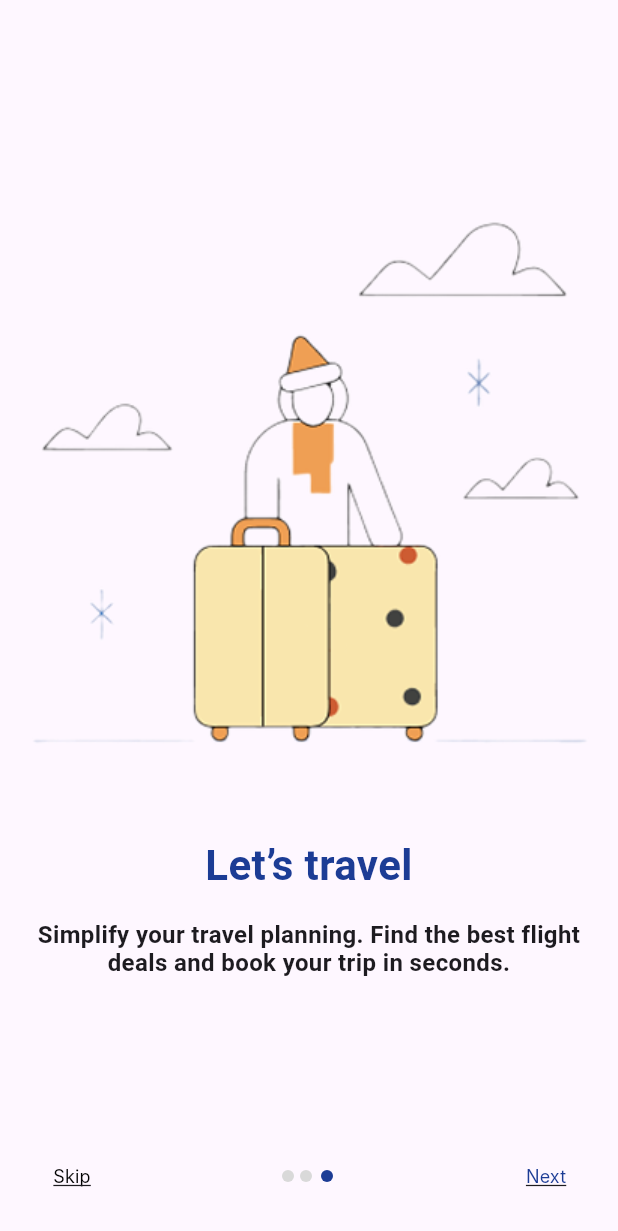
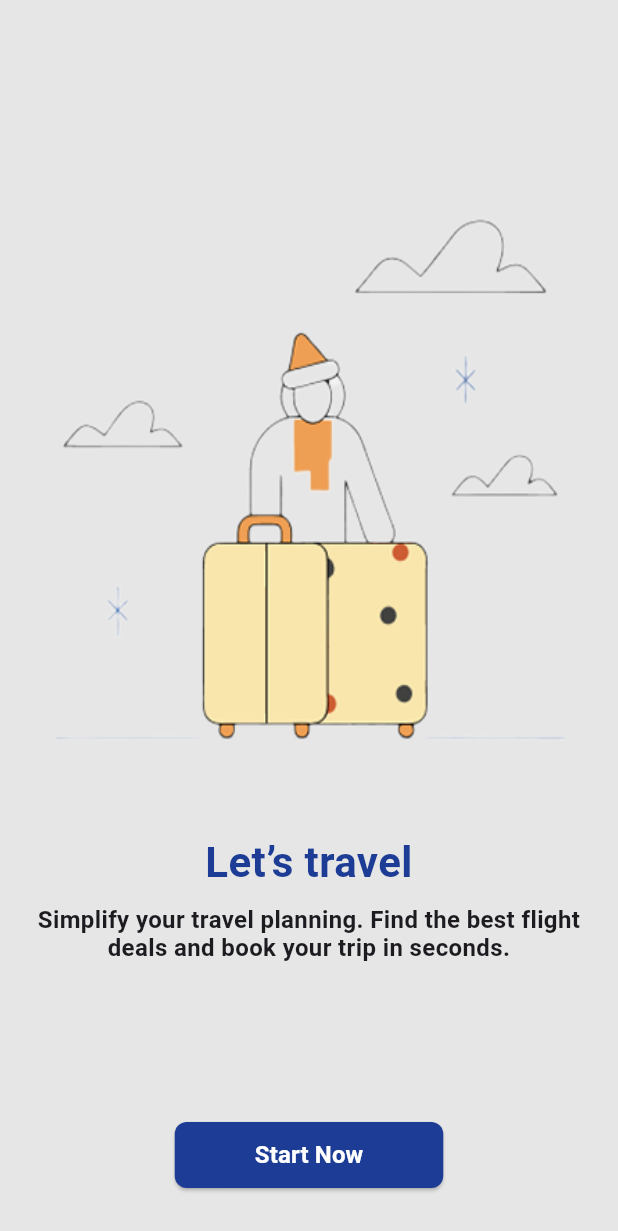
Before and after one commit to khuong1201/app-booking-flight, a Flutter app: the screen it shows after launch, after a tap on "Skip", on a phone screen of 412 x 824 dp. Shown: the top 1231 px of the screen. Run offline on Flutter 3.47's test engine with Material 3 defaults, Android fonts, the phone set to English and light mode, and no system bars; our stand-ins replace connectivity_plus, logger, shared_preferences; Roboto replaces fonts that are missing (Inter, Poppins).

Commit message:
man hinh welcome

```diff
--- a/lib/core/constants/app_routers.dart
+++ b/lib/core/constants/app_routers.dart
@@ -1,5 +1,7 @@
 class AppRouters{
-  static const String home = '/home';
+  static const String bookingFlight = '/booking';
+  static const String welcomeScreen = '/home';
+  static const String searchFlight = '/search';
   static const String login = '/login';
   static const String profile = '/profile';
   static const String myTrips = '/myTrips';
--- a/lib/main.dart
+++ b/lib/main.dart
@@ -1,5 +1,8 @@
 import 'package:flutter/material.dart';
-import 'package:booking_flight/presentation/view/welcome_screen.dart';
+import 'package:booking_flight/presentation/view/welcome/welcome_screen.dart';
+import 'package:booking_flight/presentation/view/home/booking_flight_screen.dart';
+import 'package:booking_flight/core/constants/constants.dart';
+
 void main() {
   runApp(const MyApp());
 }
@@ -7,15 +10,15 @@ void main() {
 class MyApp extends StatelessWidget {
   const MyApp({super.key});
 
-  // This widget is the root of your application.
   @override
   Widget build(BuildContext context) {
     return MaterialApp(
-      title: 'Flutter Demo',
-      theme: ThemeData(
-        colorScheme: ColorScheme.fromSeed(seedColor: Colors.deepPurple),
-      ),
-      home: WelcomeScreen(),
+      debugShowCheckedModeBanner: false,
+      initialRoute: AppRouters.welcomeScreen, // Route khởi chạy
+      routes: {
+        AppRouters.welcomeScreen: (context) => const WelcomeScreen(),
+        AppRouters.bookingFlight: (context) => const BookingFlightScreen(),
+      },
     );
   }
 }
--- /dev/null
+++ b/lib/presentation/view/home/booking_flight_screen.dart
@@ -0,0 +1,38 @@
+import 'package:flutter/material.dart';
+import 'package:booking_flight/core/constants/constants.dart';
+
+class BookingFlightScreen extends StatefulWidget {
+  const BookingFlightScreen({super.key});
+
+  @override
+  State<BookingFlightScreen> createState() => _BookingFlightScreenState();
+}
+
+class _BookingFlightScreenState extends State<BookingFlightScreen> {
+  int _selectedTab = 0; // 0: Round Trip, 1: One-way Trip
+
+  @override
+  Widget build(BuildContext context) {
+    return Scaffold(
+      backgroundColor: Colors.white,
+      body: Stack(
+        children: [
+          // Phần Logo
+          Container(
+            width: double.infinity,
+            height: 246,
+            color: AppColors.primaryColor,
+            child: Center(
+              child: Image.asset(
+                'assets/logo/Primiter.png',
+                height: 246,
+                width: 411,
+                fit: BoxFit.cover,
+              ),
+            ),
+          ),
+        ],
+      ),
+    );
+  }
+}
--- /dev/null
+++ b/lib/presentation/view/welcome/welcome_page.dart
@@ -0,0 +1,46 @@
+import 'package:flutter/material.dart';
+import 'package:booking_flight/core/constants/constants.dart';
+
+class WelcomePage extends StatelessWidget {
+  final String imagePath;
+  final String title;
+  final String description;
+
+  const WelcomePage({
+    super.key,
+    required this.imagePath,
+    required this.title,
+    required this.description,
+  });
+
+  @override
+  Widget build(BuildContext context) {
+    return Padding(
+      padding: const EdgeInsets.symmetric(horizontal: 16),
+      child: Column(
+        mainAxisAlignment: MainAxisAlignment.center,
+        children: [
+          const SizedBox(height: 40),
+          Image.asset(
+            imagePath,
+            width: 412,
+            height: 411,
+            fit: BoxFit.fill,
+          ),
+          const SizedBox(height: 28),
+          Text(
+            title,
+            style: AppTextStyle.heading2Pri,
+            textAlign: TextAlign.center,
+          ),
+          const SizedBox(height: 8),
+          Text(
+            description,
+            style: AppTextStyle.body3,
+            textAlign: TextAlign.center,
+          ),
+        ],
+      ),
+    );
+  }
+}
--- a/lib/presentation/view/welcome_screen.dart
+++ b/lib/presentation/view/welcome/welcome_screen.dart
@@ -1,33 +1,49 @@
 import 'package:flutter/material.dart';
 import 'package:booking_flight/core/constants/constants.dart';
+import 'package:booking_flight/presentation/view/welcome/welcome_page.dart';
 
 class WelcomeScreen extends StatefulWidget {
+  const WelcomeScreen({super.key});
+
   @override
-  _WelcomeScreenState createState() => _WelcomeScreenState();
+  WelcomeScreenState createState() => WelcomeScreenState();
 }
 
-class _WelcomeScreenState extends State<WelcomeScreen> {
+class WelcomeScreenState extends State<WelcomeScreen> {
   final PageController controller = PageController();
   int currentIndex = 0;
 
   void nextPage() {
     if (currentIndex < 2) {
       controller.nextPage(
-        duration: Duration(milliseconds: 500),
+        duration: const Duration(milliseconds: 500),
         curve: Curves.ease,
       );
     } else {
-      Navigator.pushReplacementNamed(context, '/home'); // Điều hướng đến màn hình chính
+      goToBookingFlight();
     }
   }
 
   void skipToLastPage() {
-    controller.jumpToPage(2);
+    if (controller.hasClients) {
+      controller.jumpToPage(2);
+    }
+  }
+
+  void goToBookingFlight() {
+    Navigator.pushReplacementNamed(context, AppRouters.bookingFlight);
+  }
+
+  @override
+  void dispose() {
+    controller.dispose();
+    super.dispose();
   }
 
   @override
   Widget build(BuildContext context) {
     return Scaffold(
+      backgroundColor: Color(0xFFE6E6E6),
       body: Column(
         children: [
           Expanded(
@@ -38,7 +54,7 @@ class _WelcomeScreenState extends State<WelcomeScreen> {
                   currentIndex = index;
                 });
               },
-              children: [
+              children: const [
                 WelcomePage(
                   imagePath: 'assets/image/welcome1.png',
                   title: 'Plan a Trip',
@@ -58,20 +74,41 @@ class _WelcomeScreenState extends State<WelcomeScreen> {
             ),
           ),
           Padding(
-            padding: EdgeInsets.only(left: 16, right: 16, top: 16, bottom: 16),
-            child: Row(
+            padding: const EdgeInsets.symmetric(horizontal: 16, vertical: 30),
+            child: currentIndex == 2
+                ? ElevatedButton(
+              onPressed: goToBookingFlight,
+              style: ElevatedButton.styleFrom(
+                backgroundColor: AppColors.primaryColor,
+                padding: const EdgeInsets.symmetric(horizontal: 12, vertical: 12),
+                shape: RoundedRectangleBorder(
+                  borderRadius: BorderRadius.circular(8),
+                ),
+                fixedSize: const Size(179, 44),
+              ),
+              child: const Text(
+                'Start Now',
+                style: TextStyle(
+                  fontSize: 16,
+                  fontWeight: FontWeight.w600,
+                  height: 1.25,
+                  color: Colors.white,
+                ),
+              ),
+            )
+                : Row(
               mainAxisAlignment: MainAxisAlignment.spaceBetween,
               children: [
                 TextButton(
                   onPressed: skipToLastPage,
-                  child: Text(
+                  child: const Text(
                     'Skip',
                     style: TextStyle(
                       fontSize: 12,
                       fontWeight: FontWeight.w400,
                       fontFamily: 'Inter',
                       decoration: TextDecoration.underline,
-                      color: Colors.black,
+                      color: AppColors.neutralColor,
                     ),
                   ),
                 ),
@@ -79,12 +116,12 @@ class _WelcomeScreenState extends State<WelcomeScreen> {
                   mainAxisAlignment: MainAxisAlignment.center,
                   children: List.generate(3, (index) {
                     return Container(
-                      margin: EdgeInsets.symmetric(horizontal: 2),
+                      margin: const EdgeInsets.symmetric(horizontal: 2),
                       width: index == currentIndex ? 12 : 8,
                       height: 8,
                       decoration: BoxDecoration(
                         shape: BoxShape.circle,
-                        color: index == currentIndex ? AppColors.primaryColor : Color(0xFFD9D9D9),
+                        color: index == currentIndex ? AppColors.primaryColor : const Color(0xFFD9D9D9),
                       ),
                     );
                   }),
@@ -97,7 +134,6 @@ class _WelcomeScreenState extends State<WelcomeScreen> {
                       fontSize: 12,
                       fontWeight: FontWeight.w400,
                       fontFamily: 'Inter',
-                      decoration: TextDecoration.underline,
                       color: AppColors.primaryColor,
                     ),
                   ),
@@ -110,49 +146,3 @@ class _WelcomeScreenState extends State<WelcomeScreen> {
     );
   }
 }
-
-class WelcomePage extends StatelessWidget {
-  final String imagePath;
-  final String title;
-  final String description;
-
-  const WelcomePage({
-    required this.imagePath,
-    required this.title,
-    required this.description,
-  });
-
-  @override
-  Widget build(BuildContext context) {
-    return Center(
-      child: Column(
-        mainAxisAlignment: MainAxisAlignment.center,
-        children: [
-          SizedBox(height: 40),
-          Image.asset(
-            imagePath,
-            width: 412,
-            height: 411,
-            fit: BoxFit.fill,
-          ),
-          Padding(
-            padding: EdgeInsets.only(left: 16, right: 16, top: 28, bottom: 8),
-            child: Text(
-              title,
-              style: AppTextStyle.heading2Pri,
-              textAlign: TextAlign.center,
-            ),
-          ),
-          Padding(
-            padding: EdgeInsets.only(left: 16, right: 16, top: 8, bottom: 16),
-            child: Text(
-              description,
-              style: AppTextStyle.body3,
-              textAlign: TextAlign.center,
-            ),
-          ),
-        ],
-      ),
-    );
-  }
-}
```
Also changed, not shown: assets/logo/primiter.png, 1 other file.
